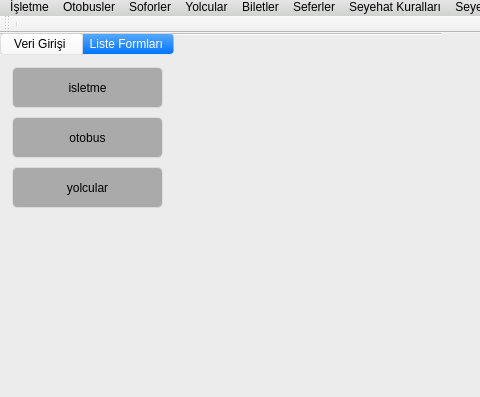
emirkyz/OtobusBilgiSistemi, file otobusbilgisistemi.ui: the form before one commit; both pictures show x 0 to 480 and y 0 to 397 of the 678 by 506 pixel window.
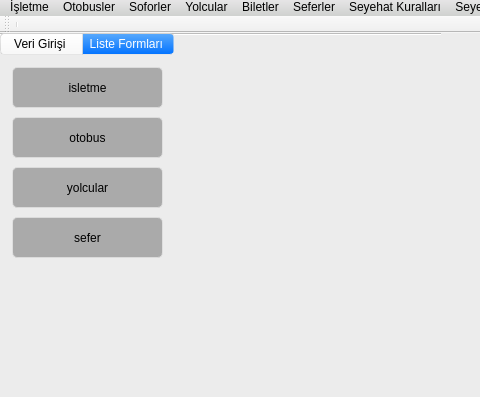
The form after the commit. The open tabs and pages were chosen to show the change. Icons and pictures are not drawn.

Commit message: -Sefer Listesi eklendi

What changed in the file:
```diff
--- a/otobusbilgisistemi.ui
+++ b/otobusbilgisistemi.ui
@@ -818,6 +818,22 @@
        <enum>Qt::ToolButtonTextUnderIcon</enum>
       </property>
      </widget>
+     <widget class="QToolButton" name="tbSeferListesi">
+      <property name="geometry">
+       <rect>
+        <x>10</x>
+        <y>160</y>
+        <width>151</width>
+        <height>41</height>
+       </rect>
+      </property>
+      <property name="text">
+       <string>sefer</string>
+      </property>
+      <property name="toolButtonStyle">
+       <enum>Qt::ToolButtonTextUnderIcon</enum>
+      </property>
+     </widget>
     </widget>
    </widget>
    <widget class="QLabel" name="lblVersion">
```
Left out of the diff: 2 changed lines with no effect on the pictures. The commit also changes 12 other files.
